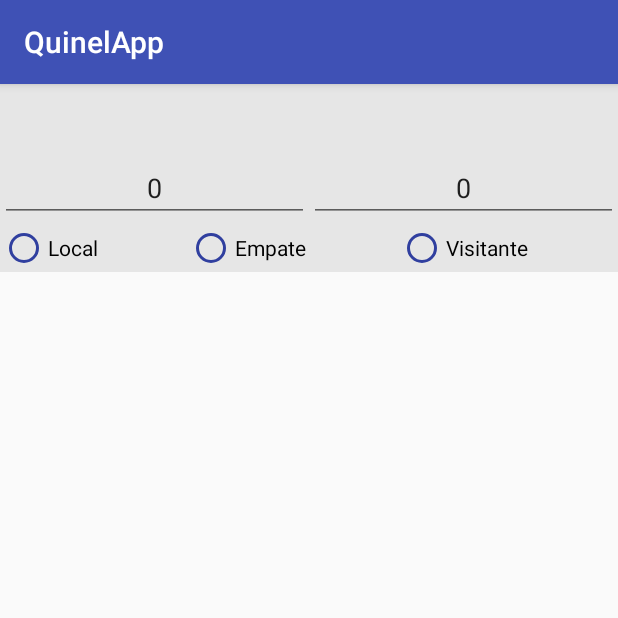
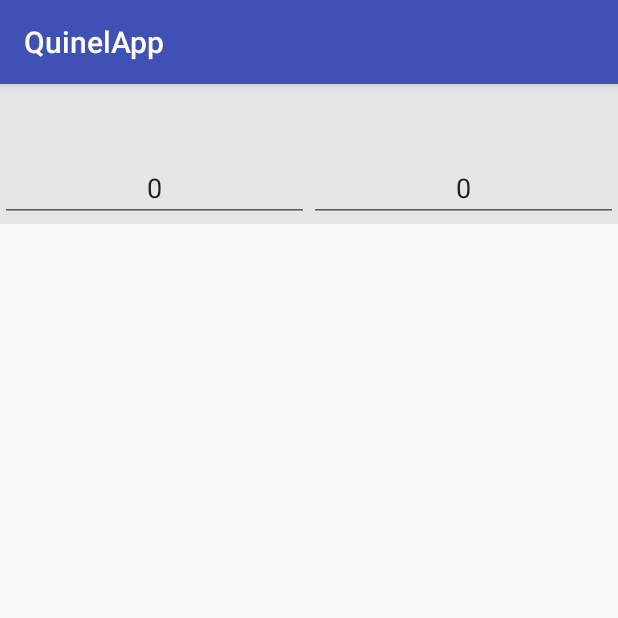
Before and after one commit to Juanca17/QuinelApp, an Android app: the fragment GameFragment shown on its own in the app's theme, on a phone screen of 412 x 824 dp, the top half of it. Run offline under Robolectric (Android 15) with nearby library versions, the phone set to English and light mode, and no system bars; our stand-ins replace Firebase (no records; nobody signed in at launch, a user with empty details on screens opened directly); 4 statements that could not run were skipped.

Commit message:
Numerical value npw saved into database

```diff
--- a/app/src/main/java/moviles2018itesm/quinelapp/GameFragment.java
+++ b/app/src/main/java/moviles2018itesm/quinelapp/GameFragment.java
@@ -6,11 +6,16 @@ import android.content.res.Resources;
 import android.os.Bundle;
 import android.app.Fragment;
 import android.support.v4.content.ContextCompat;
+import android.text.Editable;
+import android.text.InputType;
+import android.text.TextWatcher;
+import android.text.method.DigitsKeyListener;
 import android.util.Log;
 import android.view.LayoutInflater;
 import android.view.View;
 import android.view.ViewGroup;
 import android.widget.Button;
+import android.widget.EditText;
 import android.widget.ImageView;
 import android.widget.RadioButton;
 import android.widget.RadioGroup;
@@ -38,21 +43,16 @@ public class GameFragment extends Fragment {
     public DatabaseReference equ1, equ2, t;
 
     private TextView fecha, nombreLocal, nombreVisita;
+    private EditText eq1, eq2;
+
     private ImageView equipoLocal, equipoVisita;
-    private RadioButton local, empate, visita;
-    private RadioGroup rGroup;
 
-    private String fechaString;
-    private String nlString;
-    private String nvString;
+    private String fechaString, nlString, nvString, eq1String, eq2String;
 
     private int s = 0;
 
     private int resLocal;
     private int resVisita;
-
-    private Button[] btn = new Button[3];
-    private int[] btn_id = {R.id.local, R.id.empate, R.id.visita};
 
     public GameFragment() {
 
@@ -104,95 +104,93 @@ public class GameFragment extends Fragment {
         nombreVisita = gameView.findViewById(R.id.nombreVisita);
         nombreVisita.setText(nvString);
 
-        //equipoLocal = gameView.findViewById(R.id.equipoLocal);
-        //equipoLocal.setBackgroundResource(resLocal);
+        eq1 = gameView.findViewById(R.id.eq1);
+        eq2 = gameView.findViewById(R.id.eq2);
 
-        //equipoVisita = gameView.findViewById(R.id.equipoVisita);
-        //equipoVisita.setBackgroundResource(resVisita);
+        final DatabaseReference parentRef = equ1.getParent();
+        final FirebaseUser user = FirebaseAuth.getInstance().getCurrentUser();
 
-        local = gameView.findViewById(R.id.local);
-        empate = gameView.findViewById(R.id.empate);
-        visita = gameView.findViewById(R.id.visita);
-
-        for(int i = 0; i < btn.length; i++){
-            btn[i] = gameView.findViewById(btn_id[i]);
-        }
-
-        rGroup = gameView.findViewById(R.id.votacion);
-        RadioButton checkedRadioButton = rGroup.findViewById(rGroup.getCheckedRadioButtonId());
-
-        equ1.getParent().addListenerForSingleValueEvent(new ValueEventListener() {
+        parentRef.addListenerForSingleValueEvent(new ValueEventListener() {
             @Override
             public void onDataChange(DataSnapshot dataSnapshot) {
-                FirebaseUser currentUser = FirebaseAuth.getInstance().getCurrentUser();
-                if (dataSnapshot.child("team1").child("users").child(currentUser.getUid()).getValue() != null){
-                    local.setChecked(true);
-                } else if (dataSnapshot.child("team2").child("users").child(currentUser.getUid()).getValue() != null){
-                    visita.setChecked(true);
-                } else if (dataSnapshot.child("tie").child(currentUser.getUid()).getValue() != null){
-                    empate.setChecked(true);
+                if (dataSnapshot.child("users").child(user.getUid()).exists()){
+                    Log.d("GAME", "onDataChange: Exists");
+                    eq1.setText(dataSnapshot.child("users").child(user.getUid()).child("equipo1").getValue().toString());
+                    eq2.setText(dataSnapshot.child("users").child(user.getUid()).child("equipo2").getValue().toString());
+                } else {
+                    Score score = new Score(Integer.parseInt(eq1.getText().toString()), Integer.parseInt(eq2.getText().toString()));
+                    parentRef.child("users").child(user.getUid()).setValue(score);
                 }
             }
 
             @Override
-            public void onCancelled(DatabaseError error) {
-                // Failed to read value
-                Log.w("GameList", "Failed to read value.", error.toException());
+            public void onCancelled(DatabaseError databaseError) {
+
             }
         });
 
-        /*if (this.s == 0){
-            local.setChecked(true);
-        } else if (this.s == 1){
-            visita.setChecked(true);
-        } else {
-            empate.setChecked(true);
-        }*/
+        eq2.setOnFocusChangeListener(new View.OnFocusChangeListener() {
+            @Override
+            public void onFocusChange(View view, boolean b) {
 
-        rGroup.setOnCheckedChangeListener(new RadioGroup.OnCheckedChangeListener()
-        {
-            public void onCheckedChanged(RadioGroup group, int checkedId)
-            {
-                // This will get the radiobutton that has changed in its check state
-                RadioButton checkedRadioButton = (RadioButton)group.findViewById(checkedId);
-                // This puts the value (true/false) into the variable
-                boolean isChecked = checkedRadioButton.isChecked();
-                // If the radiobutton that has changed in check state is now checked...
-                if (isChecked)
-                {
-                    // Changes the textview's text to "Checked: example radiobutton text"
-                    FirebaseUser currentUser = FirebaseAuth.getInstance().getCurrentUser();
-                    if (checkedRadioButton.getText().toString().equals("Visitante")){
-                        //User user = new User();
-                        //user.name = currentUser.getEmail();
-                        Map<String, String> user= new HashMap<>();
-                        user.put(currentUser.getProviderId(), currentUser.getEmail());
-                        equ2.child("users").child(currentUser.getUid()).setValue(currentUser.getEmail());
-                        equ1.child("users").child(currentUser.getUid()).removeValue();
-                        t.child(currentUser.getUid()).removeValue();
+                if (eq2.getText().toString().equals("")){
+                    eq2.setText("0");
+                }
 
-                    } else if (checkedRadioButton.getText().toString().equals("Local")){
-                        Map<String, String> user= new HashMap<>();
-                        user.put(currentUser.getUid(), currentUser.getEmail());
-                        equ1.child("users").child(currentUser.getUid()).setValue(currentUser.getEmail());
-                        equ2.child("users").child(currentUser.getUid()).removeValue();
-                        t.child(currentUser.getUid()).removeValue();
+            }
+        });
 
-                    } else if (checkedRadioButton.getText().toString().equals("Empate")){
-                        Map<String, String> user= new HashMap<>();
-                        user.put(currentUser.getUid(), currentUser.getEmail());
-                        t.child(currentUser.getUid()).setValue(currentUser.getEmail());
-                        equ2.child("users").child(currentUser.getUid()).removeValue();
-                        equ1.child("users").child(currentUser.getUid()).removeValue();
+        eq2.addTextChangedListener(new TextWatcher() {
 
-                    } else {
-                        Log.w("FragGame", checkedRadioButton.getText().toString() + " Algo.");
-                    }
-                    Log.w("FragGame", checkedRadioButton.getText().toString());
+            @Override
+            public void beforeTextChanged(CharSequence charSequence, int i, int i1, int i2) {
+
+            }
+
+            @Override
+            public void onTextChanged(CharSequence charSequence, int i, int i1, int i2) {
+
+            }
+
+            @Override
+            public void afterTextChanged(Editable editable) {
+                if(!editable.toString().equals("")){
+                    Score score = new Score(Integer.parseInt(eq1.getText().toString()), Integer.parseInt(eq2.getText().toString()));
+                    parentRef.child("users").child(user.getUid()).setValue(score);
                 }
             }
         });
 
+        eq1.setOnFocusChangeListener(new View.OnFocusChangeListener() {
+            @Override
+            public void onFocusChange(View view, boolean b) {
+
+                if (eq1.getText().toString().equals("")){
+                    eq1.setText("0");
+                }
+
+            }
+        });
+
+        eq1.addTextChangedListener(new TextWatcher() {
+            @Override
+            public void beforeTextChanged(CharSequence charSequence, int i, int i1, int i2) {
+
+            }
+
+            @Override
+            public void onTextChanged(CharSequence charSequence, int i, int i1, int i2) {
+                //eq1.setText(charSequence.subSequence(1, i2));
+            }
+
+            @Override
+            public void afterTextChanged(Editable editable) {
+                if(!editable.toString().equals("")) {
+                    Score score = new Score(Integer.parseInt(eq1.getText().toString()), Integer.parseInt(eq2.getText().toString()));
+                    parentRef.child("users").child(user.getUid()).setValue(score);
+                }
+            }
+        });
 
         return gameView;
     }
--- a/app/src/main/java/moviles2018itesm/quinelapp/LobbyActive.java
+++ b/app/src/main/java/moviles2018itesm/quinelapp/LobbyActive.java
@@ -173,8 +173,9 @@ public class LobbyActive extends Fragment {
                             if (!snapshot1.getKey().equals("name")){
                                 Log.w("LOBBY", snapshot1.child("score1").getValue().toString());
                                 Log.w("LOBBY", snapshot1.child("score2").getValue().toString());
+                                //Cambiar despues de definir nuevo sistema de puntos
                                 if ((snapshot1.child("score1").getValue(Integer.class)) > (snapshot1.child("score2").getValue(Integer.class))
-                                        && snapshot1.child("team1").child("users").child(currentUser.getUid()) != null){
+                                        && snapshot1.child("users").child(currentUser.getUid()) != null){
                                     score++;
                                     database.getReference("users").child(currentUser.getUid()).child("score").setValue(score);
                                     userScore.setText("Score: " + score);
--- a/app/src/main/res/layout/fragment_game.xml
+++ b/app/src/main/res/layout/fragment_game.xml
@@ -77,22 +77,24 @@
             android:orientation="horizontal">
 
             <EditText
-                android:id="@+id/editText"
+                android:id="@+id/eq1"
                 android:layout_width="wrap_content"
                 android:layout_height="wrap_content"
                 android:layout_weight="1"
-                android:inputType="textPersonName"
+                android:inputType="number"
                 android:text="0"
-                android:textAlignment="center" />
+                android:textAlignment="center"
+                android:maxLength="1"/>
 
             <EditText
-                android:id="@+id/editText2"
+                android:id="@+id/eq2"
                 android:layout_width="wrap_content"
                 android:layout_height="wrap_content"
                 android:layout_weight="1"
-                android:inputType="textPersonName"
+                android:inputType="number"
                 android:text="0"
-                android:textAlignment="center" />
+                android:textAlignment="center"
+                android:maxLength="1"/>
 
         </LinearLayout>
 
@@ -109,44 +111,6 @@
             app:layout_constraintStart_toStartOf="parent"
             app:layout_constraintTop_toBottomOf="@+id/equipoLocal">
 
-            <RadioButton
-                android:id="@+id/local"
-                android:layout_width="wrap_content"
-                android:layout_height="wrap_content"
-                android:layout_weight="1"
-                android:buttonTint="@color/colorPrimaryDark"
-                android:text="Local"
-                app:layout_constraintEnd_toStartOf="@+id/empate"
-                app:layout_constraintHorizontal_chainStyle="spread_inside"
-                app:layout_constraintStart_toStartOf="parent"
-                app:layout_constraintTop_toTopOf="parent" />
-
-            <RadioButton
-                android:id="@+id/empate"
-                android:layout_width="wrap_content"
-                android:layout_height="wrap_content"
-                android:layout_marginEnd="2dp"
-                android:layout_weight="1"
-                android:buttonTint="@color/colorPrimaryDark"
-                android:text="Empate"
-                app:layout_constraintEnd_toStartOf="@+id/visita"
-                app:layout_constraintStart_toEndOf="@+id/local"
-                app:layout_constraintTop_toTopOf="parent" />
-
-            <RadioButton
-                android:id="@+id/visita"
-                android:layout_width="wrap_content"
-                android:layout_height="wrap_content"
-                android:layout_weight="1"
-                android:buttonTint="@color/colorPrimaryDark"
-                android:checked="false"
-                android:duplicateParentState="true"
-                android:text="Visitante"
-                android:textAlignment="viewStart"
-                app:layout_constraintEnd_toEndOf="parent"
-                app:layout_constraintStart_toEndOf="@+id/empate"
-                app:layout_constraintTop_toTopOf="parent" />
-
         </RadioGroup>
 
     </LinearLayout>
```
Also changed, not shown: app/src/main/java/moviles2018itesm/quinelapp/Score.java (added, +16 -0 lines).
